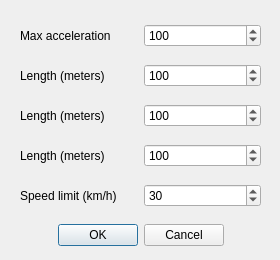
The window that src/view/dialogs/createdriverdialog.ui (SuperCiuper/TrafficSimulation) describes before a commit, drawn with Qt 5.
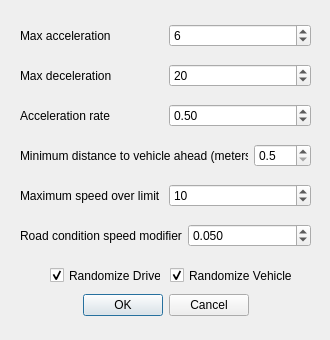
The same window after the commit.

Commit message:
Simulation displays and runs
Time for debugging

```diff
--- a/src/view/dialogs/createdriverdialog.ui
+++ b/src/view/dialogs/createdriverdialog.ui
@@ -6,8 +6,8 @@
    <rect>
     <x>0</x>
     <y>0</y>
-    <width>280</width>
-    <height>260</height>
+    <width>330</width>
+    <height>340</height>
    </rect>
   </property>
   <property name="windowTitle">
@@ -18,7 +18,7 @@
     <rect>
      <x>20</x>
      <y>20</y>
-     <width>241</width>
+     <width>291</width>
      <height>31</height>
     </rect>
    </property>
@@ -33,10 +33,10 @@
     <item>
      <widget class="QSpinBox" name="lengthSpinBox">
       <property name="minimum">
-       <number>20</number>
+       <number>4</number>
       </property>
       <property name="maximum">
-       <number>100000</number>
+       <number>20</number>
       </property>
       <property name="singleStep">
        <number>5</number>
@@ -45,7 +45,7 @@
        <enum>QAbstractSpinBox::DefaultStepType</enum>
       </property>
       <property name="value">
-       <number>100</number>
+       <number>6</number>
       </property>
      </widget>
     </item>
@@ -55,8 +55,8 @@
    <property name="geometry">
     <rect>
      <x>20</x>
-     <y>220</y>
-     <width>241</width>
+     <y>290</y>
+     <width>291</width>
      <height>31</height>
     </rect>
    </property>
@@ -77,8 +77,8 @@
    <property name="geometry">
     <rect>
      <x>20</x>
-     <y>180</y>
-     <width>241</width>
+     <y>220</y>
+     <width>291</width>
      <height>31</height>
     </rect>
    </property>
@@ -86,17 +86,23 @@
     <item>
      <widget class="QLabel" name="speedLimitLabel">
       <property name="text">
-       <string>Speed limit (km/h)</string>
+       <string>Road condition speed modifier</string>
       </property>
      </widget>
     </item>
     <item>
-     <widget class="QSpinBox" name="speedLimitSpinBox">
+     <widget class="QDoubleSpinBox" name="roadConditionSpeedModifierDoubleSpinBox">
+      <property name="correctionMode">
+       <enum>QAbstractSpinBox::CorrectToNearestValue</enum>
+      </property>
+      <property name="decimals">
+       <number>3</number>
+      </property>
       <property name="minimum">
-       <number>20</number>
+       <double>0.000000000000000</double>
       </property>
       <property name="maximum">
-       <number>140</number>
+       <double>0.150000000000000</double>
       </property>
       <property name="singleStep">
        <number>10</number>
@@ -105,7 +111,7 @@
        <enum>QAbstractSpinBox::DefaultStepType</enum>
       </property>
       <property name="value">
-       <number>30</number>
+       <double>0.050000000000000</double>
       </property>
      </widget>
     </item>
@@ -116,7 +122,7 @@
     <rect>
      <x>20</x>
      <y>140</y>
-     <width>241</width>
+     <width>291</width>
      <height>31</height>
     </rect>
    </property>
@@ -124,26 +130,20 @@
     <item>
      <widget class="QLabel" name="lengthLabel_3">
       <property name="text">
-       <string>Length (meters)</string>
+       <string>Minimum distance to vehicle ahead (meters)</string>
       </property>
      </widget>
     </item>
     <item>
-     <widget class="QSpinBox" name="lengthSpinBox_3">
+     <widget class="QDoubleSpinBox" name="minDistanceToVehicleDoubleSpinBox">
+      <property name="correctionMode">
+       <enum>QAbstractSpinBox::CorrectToNearestValue</enum>
+      </property>
+      <property name="decimals">
+       <number>1</number>
+      </property>
       <property name="minimum">
-       <number>20</number>
-      </property>
-      <property name="maximum">
-       <number>100000</number>
-      </property>
-      <property name="singleStep">
-       <number>5</number>
-      </property>
-      <property name="stepType">
-       <enum>QAbstractSpinBox::DefaultStepType</enum>
-      </property>
-      <property name="value">
-       <number>100</number>
+       <double>0.500000000000000</double>
       </property>
      </widget>
     </item>
@@ -154,7 +154,7 @@
     <rect>
      <x>20</x>
      <y>100</y>
-     <width>241</width>
+     <width>291</width>
      <height>31</height>
     </rect>
    </property>
@@ -162,17 +162,17 @@
     <item>
      <widget class="QLabel" name="lengthLabel_4">
       <property name="text">
-       <string>Length (meters)</string>
+       <string>Acceleration rate</string>
       </property>
      </widget>
     </item>
     <item>
-     <widget class="QSpinBox" name="lengthSpinBox_4">
+     <widget class="QDoubleSpinBox" name="accelerationRateDoubleSpinBox">
       <property name="minimum">
-       <number>20</number>
+       <double>0.200000000000000</double>
       </property>
       <property name="maximum">
-       <number>100000</number>
+       <double>1.000000000000000</double>
       </property>
       <property name="singleStep">
        <number>5</number>
@@ -181,7 +181,7 @@
        <enum>QAbstractSpinBox::DefaultStepType</enum>
       </property>
       <property name="value">
-       <number>100</number>
+       <double>0.500000000000000</double>
       </property>
      </widget>
     </item>
@@ -192,7 +192,7 @@
     <rect>
      <x>20</x>
      <y>60</y>
-     <width>241</width>
+     <width>291</width>
      <height>31</height>
     </rect>
    </property>
@@ -200,27 +200,109 @@
     <item>
      <widget class="QLabel" name="lengthLabel_5">
       <property name="text">
-       <string>Length (meters)</string>
+       <string>Max deceleration</string>
       </property>
      </widget>
     </item>
     <item>
      <widget class="QSpinBox" name="lengthSpinBox_5">
       <property name="minimum">
+       <number>10</number>
+      </property>
+      <property name="maximum">
+       <number>40</number>
+      </property>
+      <property name="singleStep">
+       <number>1</number>
+      </property>
+      <property name="stepType">
+       <enum>QAbstractSpinBox::DefaultStepType</enum>
+      </property>
+      <property name="value">
        <number>20</number>
       </property>
+      <property name="displayIntegerBase">
+       <number>10</number>
+      </property>
+     </widget>
+    </item>
+   </layout>
+  </widget>
+  <widget class="QCheckBox" name="randomizeDriverCheckBox">
+   <property name="geometry">
+    <rect>
+     <x>50</x>
+     <y>260</y>
+     <width>111</width>
+     <height>31</height>
+    </rect>
+   </property>
+   <property name="text">
+    <string>Randomize Driver</string>
+   </property>
+   <property name="checked">
+    <bool>true</bool>
+   </property>
+   <property name="tristate">
+    <bool>false</bool>
+   </property>
+  </widget>
+  <widget class="QCheckBox" name="randomizeVehicleCheckBox">
+   <property name="geometry">
+    <rect>
+     <x>170</x>
+     <y>260</y>
+     <width>141</width>
+     <height>31</height>
+    </rect>
+   </property>
+   <property name="text">
+    <string>Randomize Vehicle</string>
+   </property>
+   <property name="checked">
+    <bool>true</bool>
+   </property>
+  </widget>
+  <widget class="QWidget" name="layoutWidget_9">
+   <property name="geometry">
+    <rect>
+     <x>20</x>
+     <y>180</y>
+     <width>291</width>
+     <height>31</height>
+    </rect>
+   </property>
+   <layout class="QHBoxLayout" name="maxSpeedOverLimitLayout">
+    <item>
+     <widget class="QLabel" name="maxSpeedOverLimitLabel">
+      <property name="text">
+       <string>Maximum speed over limit</string>
+      </property>
+     </widget>
+    </item>
+    <item>
+     <widget class="QSpinBox" name="maxSpeedOverLimitSpinBox">
+      <property name="correctionMode">
+       <enum>QAbstractSpinBox::CorrectToNearestValue</enum>
+      </property>
+      <property name="minimum">
+       <number>0</number>
+      </property>
       <property name="maximum">
-       <number>100000</number>
-      </property>
-      <property name="singleStep">
-       <number>5</number>
-      </property>
-      <property name="stepType">
-       <enum>QAbstractSpinBox::DefaultStepType</enum>
-      </property>
-      <property name="value">
        <number>100</number>
       </property>
+      <property name="singleStep">
+       <number>5</number>
+      </property>
+      <property name="stepType">
+       <enum>QAbstractSpinBox::DefaultStepType</enum>
+      </property>
+      <property name="value">
+       <number>10</number>
+      </property>
+      <property name="displayIntegerBase">
+       <number>10</number>
+      </property>
      </widget>
     </item>
    </layout>
```
Left out of the diff: 38 changed lines with no effect on the pictures. The commit also changes 19 other files.
